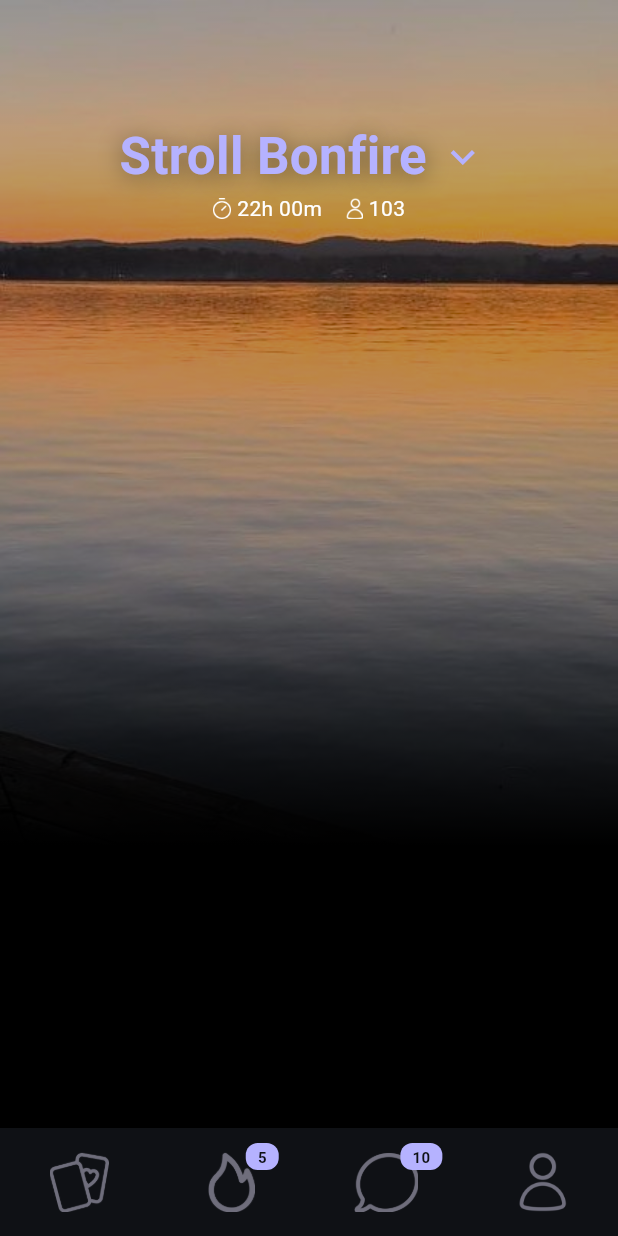
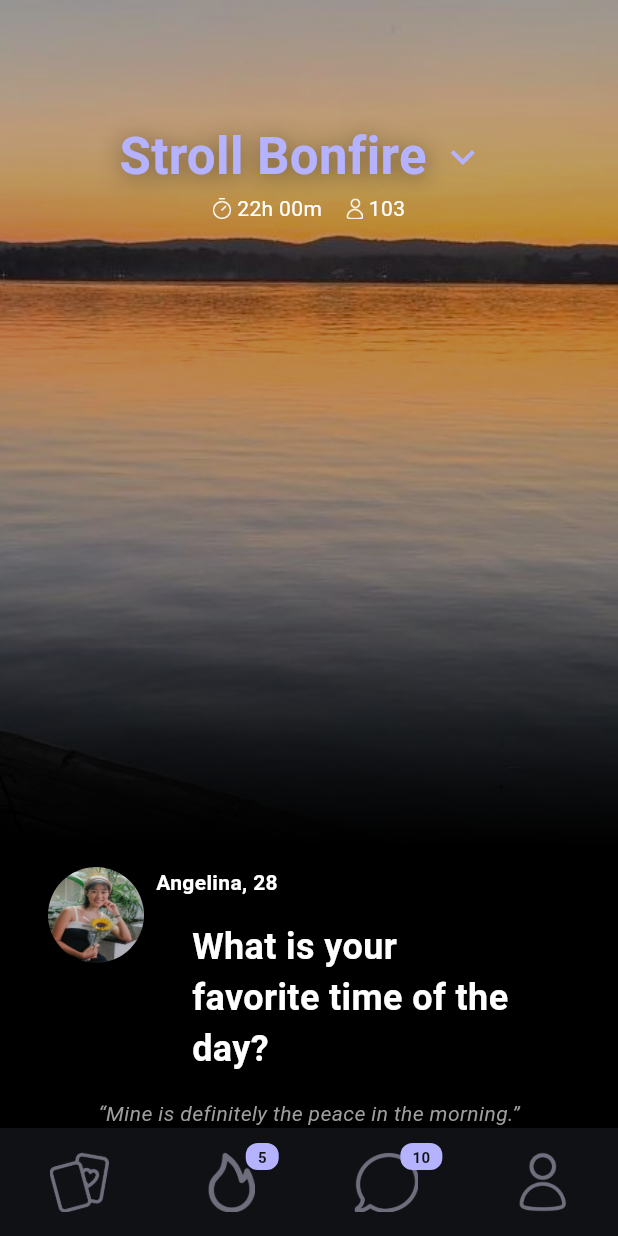
Before and after one commit to asheshpaul/stroll_task, a Flutter app: the screen it shows after launch, on a phone screen of 412 x 824 dp. Run offline on Flutter 3.47's test engine with Material 3 defaults, Android fonts, the phone set to English and light mode, and no system bars.

Commit message:
profile with question section added assets

```diff
--- a/lib/presentation/ui/atoms/icons/profile_icon.dart
+++ b/lib/presentation/ui/atoms/icons/profile_icon.dart
@@ -7,6 +7,16 @@ class ProfileIcon extends StatelessWidget {
 
   @override
   Widget build(BuildContext context) {
-    return CircleAvatar(backgroundImage: AssetImage(assetPath));
+    return Container(
+      width: 64,
+      height: 64,
+      decoration: BoxDecoration(
+        image: DecorationImage(
+          image: AssetImage(assetPath),
+          fit: BoxFit.fill,
+        ),
+        shape: BoxShape.circle,
+      ),
+    );
   }
 }
--- a/lib/presentation/ui/atoms/styles.dart
+++ b/lib/presentation/ui/atoms/styles.dart
@@ -16,6 +16,11 @@ class AppTextStyles {
         ],
       );
 
+  static TextStyle get nameAgeTextStyle => TextStyle(
+    color: AppColors.white,
+    fontWeight: FontWeight.bold,
+  );
+
   static TextStyle get badgeTextStyle => TextStyle(
     color: AppColors.badgeFG,
     fontSize: 10,
--- a/lib/presentation/ui/atoms/texts/answer_text.dart
+++ b/lib/presentation/ui/atoms/texts/answer_text.dart
@@ -11,6 +11,10 @@ class AnswerText extends StatelessWidget {
   Widget build(BuildContext context) {
     return TextAtom(
       text: text,
+      style: TextStyle(
+        color: Colors.grey,
+        fontStyle: FontStyle.italic
+      ),
     );
   }
 }
--- a/lib/presentation/ui/atoms/texts/name_age_text.dart
+++ b/lib/presentation/ui/atoms/texts/name_age_text.dart
@@ -1,5 +1,6 @@
 import 'package:flutter/material.dart';
 
+import '../styles.dart';
 import '../text_atom.dart';
 
 class NameAgeText extends StatelessWidget {
@@ -11,6 +12,7 @@ class NameAgeText extends StatelessWidget {
   Widget build(BuildContext context) {
     return TextAtom(
       text: text,
+      style: AppTextStyles.nameAgeTextStyle,
     );
   }
 }
--- a/lib/presentation/ui/atoms/texts/question_text.dart
+++ b/lib/presentation/ui/atoms/texts/question_text.dart
@@ -11,6 +11,11 @@ class QuestionText extends StatelessWidget {
   Widget build(BuildContext context) {
     return TextAtom(
       text: text,
+      style: TextStyle(
+        fontSize: 24,
+        fontWeight: FontWeight.bold,
+        color: Colors.white
+      ),
     );
   }
 }
--- a/lib/presentation/ui/molecules/profile_card.dart
+++ /dev/null
@@ -1,20 +0,0 @@
-import 'package:flutter/material.dart';
-
-import '../atoms/icons/profile_icon.dart';
-import '../atoms/texts/name_age_text.dart';
-
-class ProfileCard extends StatelessWidget {
-  final String assetPath, text;
-
-  const ProfileCard({super.key, required this.assetPath, required this.text});
-
-  @override
-  Widget build(BuildContext context) {
-    return Row(
-      children: [
-        ProfileIcon(assetPath: assetPath),
-        NameAgeText(text: text),
-      ],
-    );
-  }
-}
--- a/lib/presentation/ui/organisms/profile_with_question_section.dart
+++ b/lib/presentation/ui/organisms/profile_with_question_section.dart
@@ -1,7 +1,9 @@
 import 'package:flutter/material.dart';
-import 'package:stroll_task/presentation/ui/atoms/texts/answer_text.dart';
-import 'package:stroll_task/presentation/ui/atoms/texts/question_text.dart';
-import 'package:stroll_task/presentation/ui/molecules/profile_card.dart';
+
+import '../atoms/icons/profile_icon.dart';
+import '../atoms/texts/answer_text.dart';
+import '../atoms/texts/name_age_text.dart';
+import '../atoms/texts/question_text.dart';
 
 class ProfileWithQuestionSection extends StatelessWidget {
   final String profileIconPath, nameAgeText, questionText, answerText;
@@ -18,9 +20,35 @@ class ProfileWithQuestionSection extends StatelessWidget {
   Widget build(BuildContext context) {
     return Column(
       children: [
-        ListTile(
-          leading: ProfileCard(assetPath: profileIconPath, text: nameAgeText),
-          title: QuestionText(text: questionText),
+        Padding(
+          padding: const EdgeInsets.symmetric(horizontal: 32.0),
+          child: Row(
+            crossAxisAlignment: CrossAxisAlignment.start,
+            children: [
+              Column(
+                mainAxisAlignment: MainAxisAlignment.start,
+                children: [
+                  ProfileIcon(assetPath: profileIconPath),
+                ],
+              ),
+              Expanded(
+                child: Column(
+                  crossAxisAlignment: CrossAxisAlignment.start,
+                  children: [
+                    Padding(
+                      padding: const EdgeInsets.only(left: 8.0),
+                      child: NameAgeText(text: nameAgeText),
+                    ),
+                    Padding(
+                      padding: const EdgeInsets.symmetric(
+                          vertical: 16.0, horizontal: 32),
+                      child: QuestionText(text: questionText),
+                    ),
+                  ],
+                ),
+              )
+            ],
+          ),
         ),
         Center(child: AnswerText(text: answerText)),
       ],
--- a/lib/presentation/ui/pages/option_selection_page.dart
+++ b/lib/presentation/ui/pages/option_selection_page.dart
@@ -31,6 +31,10 @@ class OptionSelectionPage extends StatelessWidget {
         timeText: timeText,
         userIconPath: userIconPath,
         usersCount: usersCount,
+        profileIconPath: 'assets/images/profile.jpeg',
+        nameAgeText: 'Angelina, 28',
+        questionText: 'What is your favorite time of the day?',
+        answerText: '“Mine is definitely the peace in the morning.”',
       ),
       bottomNavigationBar: BottomNavbarSection(
         iconPaths: iconPaths,
--- a/lib/presentation/ui/templates/option_selection_template.dart
+++ b/lib/presentation/ui/templates/option_selection_template.dart
@@ -1,6 +1,7 @@
 import 'package:flutter/material.dart';
 import 'package:stroll_task/presentation/ui/organisms/header_section.dart';
 import '../organisms/base_content_section.dart';
+import '../organisms/profile_with_question_section.dart';
 
 class OptionSelectionTemplate extends StatelessWidget {
   final String bgImagePath,
@@ -8,16 +9,25 @@ class OptionSelectionTemplate extends StatelessWidget {
       timeIconPath,
       timeText,
       usersCount,
-      userIconPath;
+      userIconPath,
+      profileIconPath,
+      nameAgeText,
+      questionText,
+      answerText;
 
-  const OptionSelectionTemplate(
-      {super.key,
-      required this.bgImagePath,
-      required this.headerText,
-      required this.timeIconPath,
-      required this.timeText,
-      required this.usersCount,
-      required this.userIconPath});
+  const OptionSelectionTemplate({
+    super.key,
+    required this.bgImagePath,
+    required this.headerText,
+    required this.timeIconPath,
+    required this.timeText,
+    required this.usersCount,
+    required this.userIconPath,
+    required this.profileIconPath,
+    required this.nameAgeText,
+    required this.questionText,
+    required this.answerText,
+  });
 
   @override
   Widget build(BuildContext context) {
@@ -33,6 +43,12 @@ class OptionSelectionTemplate extends StatelessWidget {
           userIconPath: userIconPath,
         ),
         Spacer(),
+        ProfileWithQuestionSection(
+          profileIconPath: profileIconPath,
+          nameAgeText: nameAgeText,
+          questionText: questionText,
+          answerText: answerText,
+        ),
       ],
     );
   }
```
Also changed, not shown: assets/images/profile.jpeg (added).
